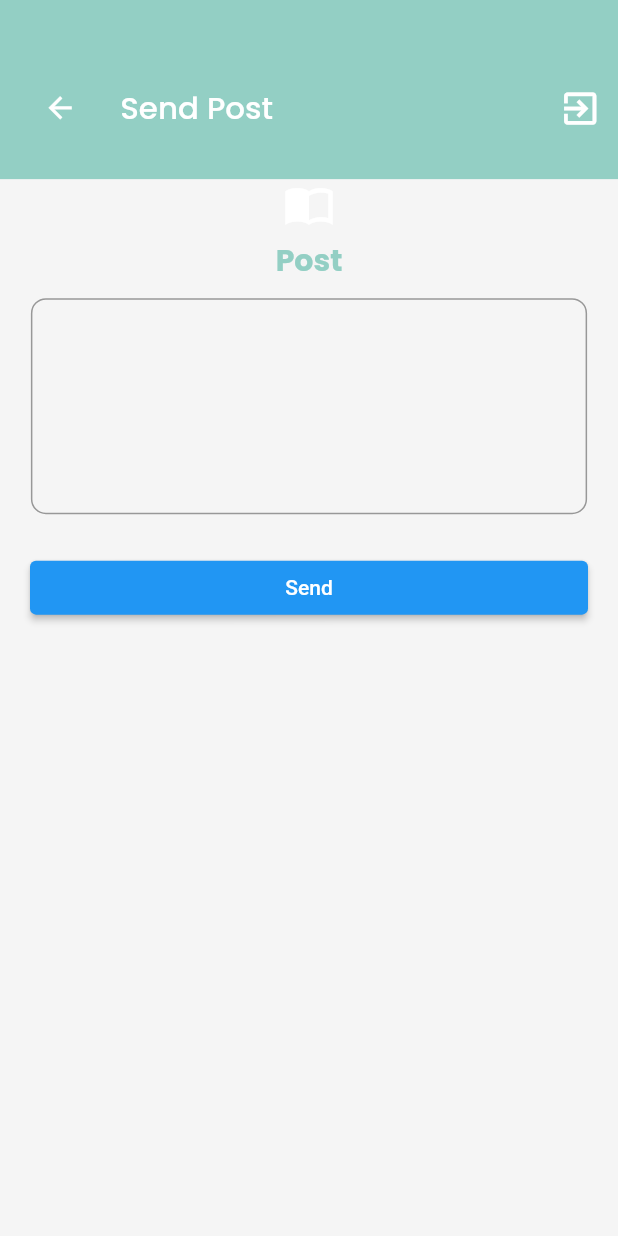
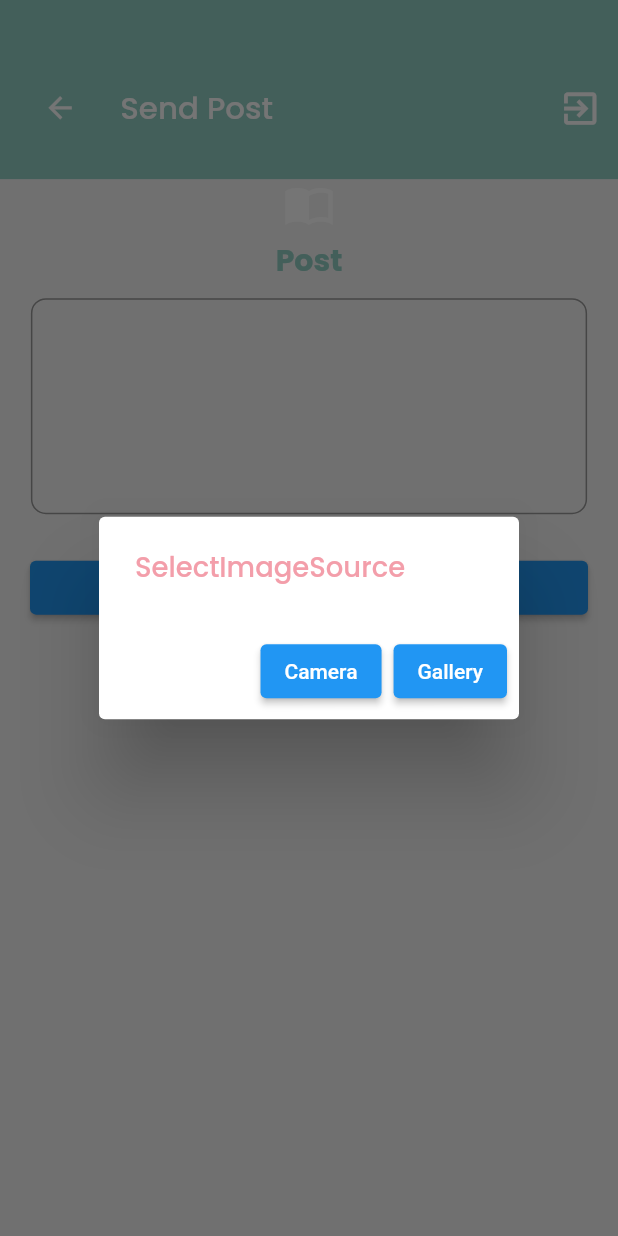
Before and after one commit to abdoelmorap/LKA, a Flutter app: the ImagePst screen opened directly, on a phone screen of 412 x 824 dp. Run offline on Flutter 3.47's test engine with Material 2 defaults, Android fonts, the phone set to English and light mode, and no system bars; our stand-ins replace badges, better_player, cached_network_image, device_info_plus, dio, extended_image and 31 more; missing offline and left inert: age, edge_alert, file_utils, flutter_cupertino_date_picker_fork, flutter_inappwebview, flutter_paystack and 10 more; accounts and stored records are empty; network calls fail; statements that could not run were skipped.

Commit message:
fwqباي

```diff
--- a/lib/screens/teacher/PostImage.dart
+++ b/lib/screens/teacher/PostImage.dart
@@ -162,13 +162,39 @@ class ImageStatePst extends State<ImagePst> {
   @override
   void initState() {
     super.initState();
-    openCamera();
+    Future.delayed(Duration(seconds: 1), () {
+      openCamera();
+    });
   }
 
   openCamera() async {
     final ImagePicker _picker = ImagePicker();
+    showDialog(
+        context: context,
+        builder: (ctxe) {
+          return AlertDialog(
+            content: Text("SelectImageSource"),
+            actions: [
+              ElevatedButton(
+                  onPressed: () async {
+                    photo =
+                        (await _picker.pickImage(source: ImageSource.camera));
+                    Navigator.of(ctxe).pop();
 
-    photo = (await _picker.pickImage(source: ImageSource.camera));
-    setState(() {});
+                    setState(() {});
+                  },
+                  child: Text("Camera")),
+              ElevatedButton(
+                  onPressed: () async {
+                    photo =
+                        (await _picker.pickImage(source: ImageSource.gallery));
+                    Navigator.of(ctxe).pop();
+
+                    setState(() {});
+                  },
+                  child: Text("Gallery"))
+            ],
+          );
+        });
   }
 }
--- a/pubspec.yaml
+++ b/pubspec.yaml
@@ -3,7 +3,7 @@ description: A new Flutter project.
 
 publish_to: 'none'
 
-version: 2.4.0+33
+version: 2.8.1+45
 
 
 environment:
```
Also changed, not shown: 1 other file.
